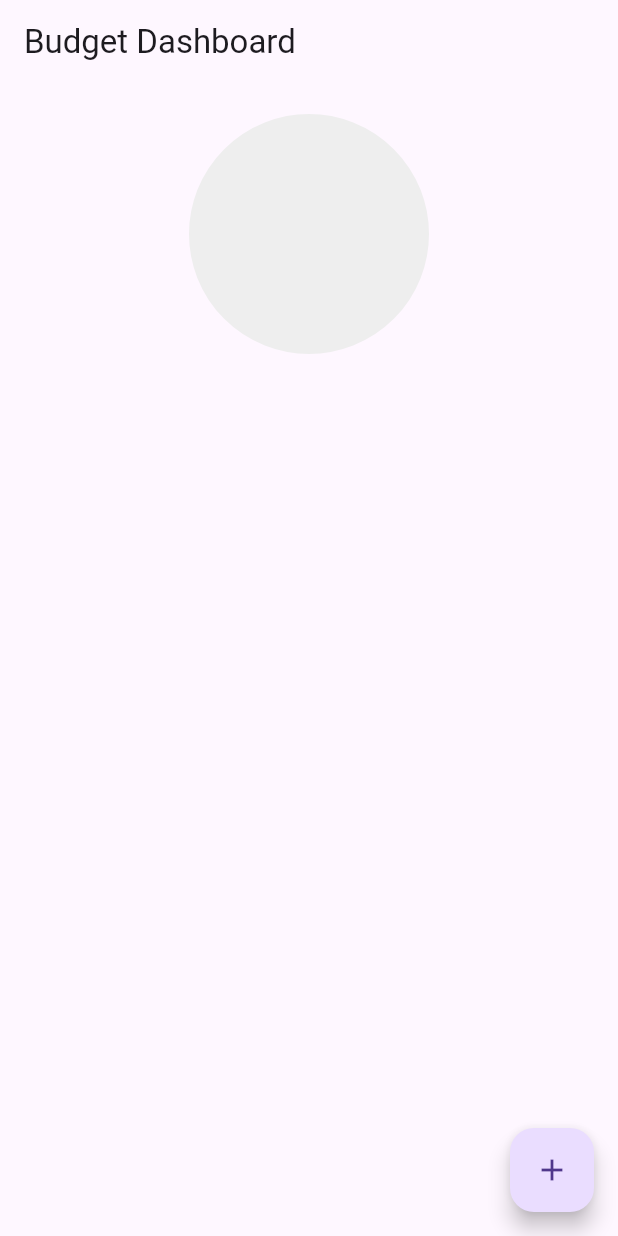
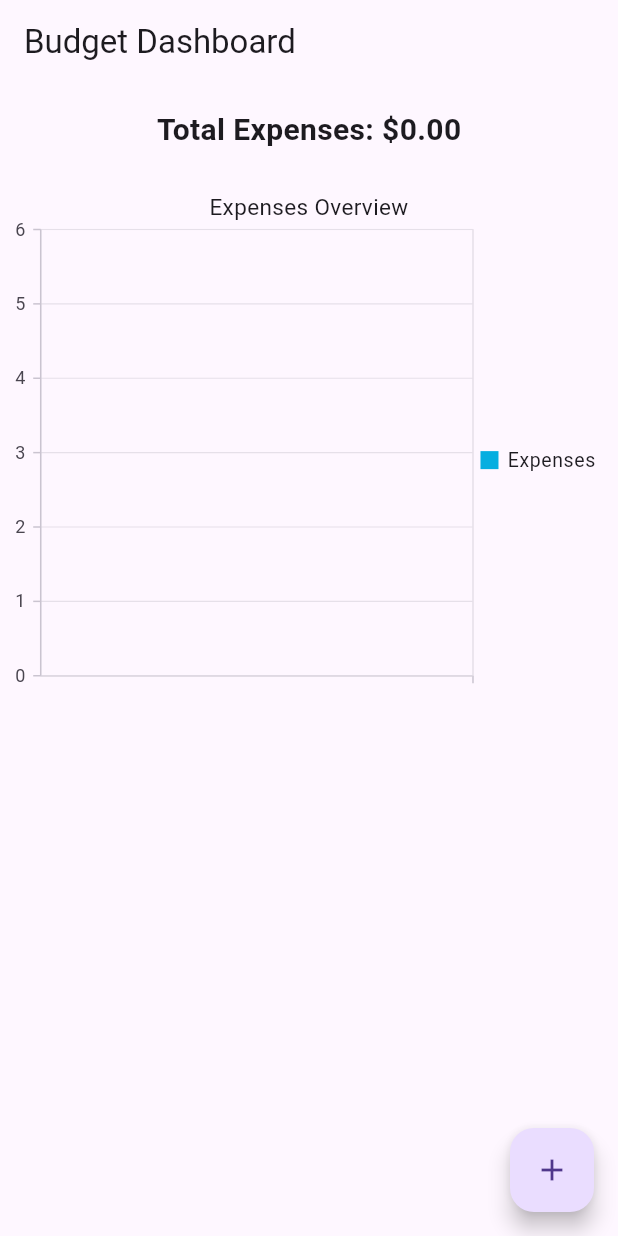
Before and after one commit to Athu06/Flutter_Project_Personal_Budget_Tracker_App-, a Flutter app: the screen it shows after launch, on a phone screen of 412 x 824 dp. Run offline on Flutter 3.47's test engine with Material 3 defaults, Android fonts, the phone set to English and light mode, and no system bars; our stand-ins replace sqflite, syncfusion_flutter_charts; accounts and stored records are empty.

Commit message:
final_commit

```diff
--- a/budget_app/lib/screens/dashboard_screen.dart
+++ b/budget_app/lib/screens/dashboard_screen.dart
@@ -1,34 +1,61 @@
 import 'package:flutter/material.dart';
-import 'package:charts_flutter/flutter.dart' as charts;
-import '../models/expense_models.dart'; // Ensure this contains the ExpenseData class
+import 'package:syncfusion_flutter_charts/charts.dart'; // Import Syncfusion charts
+import '../models/expense_models.dart';
 import '../services/db_helper.dart';
 
 class DashboardScreen extends StatelessWidget {
   final DBHelper dbHelper = DBHelper();
 
+  DashboardScreen({super.key});
+
   @override
   Widget build(BuildContext context) {
     return Scaffold(
-      appBar: AppBar(title: Text('Budget Dashboard')),
+      appBar: AppBar(title: const Text('Budget Dashboard')),
       body: FutureBuilder<List<ExpenseData>>(
-        future: dbHelper.getExpenses(), // Ensure this returns List<ExpenseData>
+        future: dbHelper.getExpenses(),
         builder: (context, snapshot) {
           if (snapshot.connectionState == ConnectionState.waiting) {
-            return Center(child: CircularProgressIndicator());
+            return const Center(child: CircularProgressIndicator());
+          } else if (snapshot.hasError) {
+            return Center(child: Text('Error: ${snapshot.error}'));
           } else if (snapshot.hasData) {
             final expenses = snapshot.data!;
-            final expenseData = _prepareChartData(expenses);
+            double totalAmount =
+                expenses.fold(0, (sum, item) => sum + item.amount);
 
             return Column(
               children: [
-                SizedBox(
-                  height: 200,
-                  child: charts.PieChart(
-                    expenseData,
-                    animate: true,
-                    animationDuration: Duration(seconds: 1),
+                // Summary Section
+                Padding(
+                  padding: const EdgeInsets.all(16.0),
+                  child: Text(
+                    'Total Expenses: \$${totalAmount.toStringAsFixed(2)}',
+                    style: const TextStyle(
+                        fontSize: 20, fontWeight: FontWeight.bold),
                   ),
                 ),
+                // Chart Section
+                Expanded(
+                  child: SfCartesianChart(
+                    title: ChartTitle(text: 'Expenses Overview'),
+                    legend: Legend(isVisible: true),
+                    primaryXAxis: CategoryAxis(),
+                    primaryYAxis: NumericAxis(),
+                    series: <ChartSeries>[
+                      PieSeries<ExpenseData, String>(
+                        dataSource: expenses,
+                        xValueMapper: (ExpenseData expense, _) =>
+                            expense.category,
+                        yValueMapper: (ExpenseData expense, _) =>
+                            expense.amount,
+                        name: 'Expenses',
+                        dataLabelSettings: DataLabelSettings(isVisible: true),
+                      ),
+                    ],
+                  ),
+                ),
+                // List of Expenses
                 Expanded(
                   child: ListView.builder(
                     itemCount: expenses.length,
@@ -45,7 +72,7 @@ class DashboardScreen extends StatelessWidget {
               ],
             );
           } else {
-            return Center(child: Text('No expenses found.'));
+            return const Center(child: Text('No expenses found.'));
           }
         },
       ),
@@ -53,36 +80,8 @@ class DashboardScreen extends StatelessWidget {
         onPressed: () {
           Navigator.pushNamed(context, '/expenseDetail');
         },
-        child: Icon(Icons.add),
+        child: const Icon(Icons.add),
       ),
     );
   }
-
-  List<charts.Series<ExpenseData, String>> _prepareChartData(
-      List<ExpenseData> expenses) {
-    final data = expenses.fold<Map<String, double>>({}, (map, expense) {
-      map[expense.category] = (map[expense.category] ?? 0) + expense.amount;
-      return map;
-    });
-
-    // Create a list of ExpenseData for the chart
-    final List<ExpenseData> expenseData = data.entries.map((entry) {
-      return ExpenseData(
-        id: 0, // Dummy ID, adjust as necessary
-        category: entry.key,
-        description: "", // No description for aggregated data
-        amount: entry.value,
-        date: DateTime.now(), // Dummy date, adjust as necessary
-      );
-    }).toList();
-
-    return [
-      charts.Series<ExpenseData, String>(
-        id: 'Expenses',
-        data: expenseData,
-        domainFn: (ExpenseData expense, _) => expense.category,
-        measureFn: (ExpenseData expense, _) => expense.amount,
-      )
-    ];
-  }
 }
--- a/budget_app/lib/services/db_helper.dart
+++ b/budget_app/lib/services/db_helper.dart
@@ -1,4 +1,3 @@
-// services/db_helper.dart
 import 'package:path/path.dart';
 import 'package:sqflite/sqflite.dart';
 import '../models/expense_models.dart';
```
Also changed, not shown: budget_app/lib/screens/expense_detail_screen.dart (+18 -4 lines), budget_app/lib/widgets/expense_form.dart (+5 -5 lines), budget_app/pubspec.yaml (+7 -7 lines), 1 other file.
